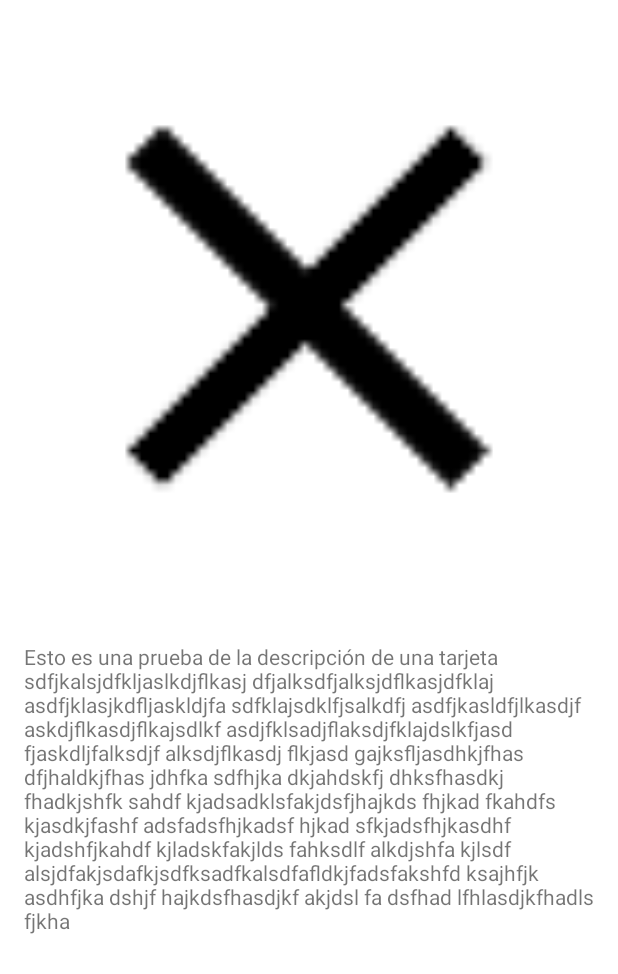
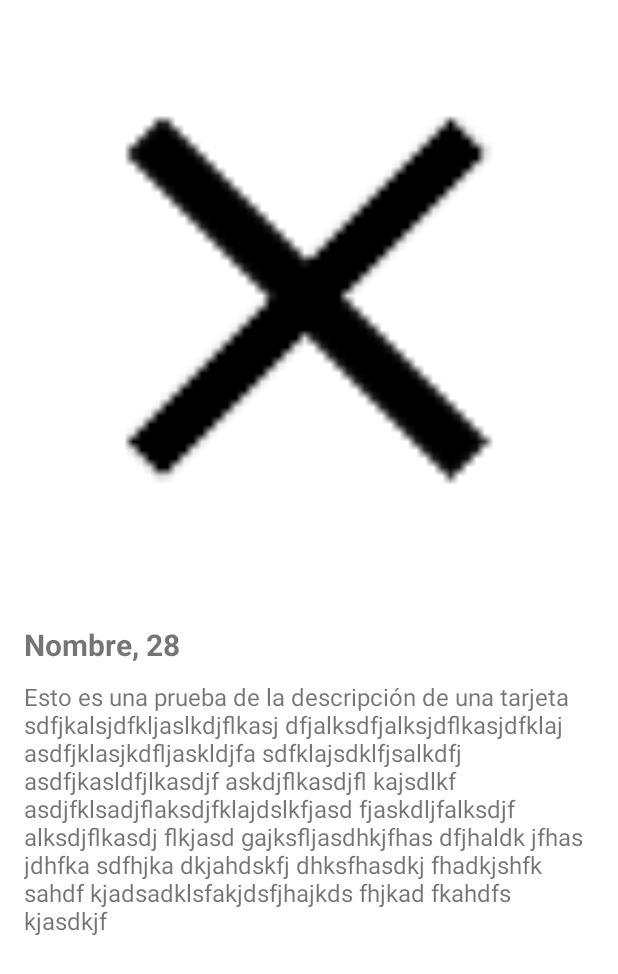
Before and after one commit to nirox/VotingSwipeAndroid, an Android app: the layout activity_detail.xml on its own in the app's theme, with its tools: preview values and no code run, on a phone screen of 412 x 824 dp. Shown: the top 974 px of the screen. Run offline under Robolectric (Android 15) with nearby library versions, the phone set to English and light mode, and no system bars.

Commit message:
detail screen implemented

```diff
--- a/presentation/src/main/java/com/mobgen/presentation/detail/DetailActivity.kt
+++ b/presentation/src/main/java/com/mobgen/presentation/detail/DetailActivity.kt
@@ -5,6 +5,7 @@ import android.content.Intent
 import android.os.Bundle
 import android.transition.Fade
 import android.transition.TransitionInflater
+import com.mobgen.domain.addSuffix
 import com.mobgen.presentation.BaseActivity
 import com.mobgen.presentation.R
 import com.mobgen.presentation.load
@@ -66,6 +67,10 @@ class DetailActivity : BaseActivity() {
             excludeTarget(android.R.id.navigationBarBackground, true)
             excludeTarget(R.id.action_bar_container, true)
         }
+
+        profileName.text = intent.getStringExtra(ARG_NAME).addSuffix(", ")
+        profileDescription.text = intent.getStringExtra(ARG_NAME)
+        profileAge.text = intent.getStringExtra(ARG_DATE)
     }
 
 
--- a/presentation/src/main/java/com/mobgen/presentation/swipe/SwipeActivity.kt
+++ b/presentation/src/main/java/com/mobgen/presentation/swipe/SwipeActivity.kt
@@ -13,6 +13,7 @@ import com.mobgen.presentation.BaseViewModel
 import com.mobgen.presentation.R
 import com.mobgen.presentation.ViewModelFactory
 import com.mobgen.presentation.detail.DetailActivity
+import com.mobgen.presentation.login.LoginActivity
 import com.mobgen.presentation.swipe.swipeView.SwipeViewManager
 import kotlinx.android.synthetic.main.activity_swipe.*
 import javax.inject.Inject
@@ -85,6 +86,10 @@ class SwipeActivity : BaseActivity() {
         noLike.setOnClickListener {
             swipeViewManager.rewind()
         }
+        settings.setOnClickListener{
+            startActivity(LoginActivity.newInstance(this))
+            finish()
+        }
     }
 
     private fun initView() {
--- a/presentation/src/main/res/layout/activity_detail.xml
+++ b/presentation/src/main/res/layout/activity_detail.xml
@@ -1,9 +1,10 @@
 <?xml version="1.0" encoding="utf-8"?>
 <ScrollView
         xmlns:android="http://schemas.android.com/apk/res/android"
-        xmlns:tools="http://schemas.android.com/tools"
+        xmlns:app="http://schemas.android.com/apk/res-auto" xmlns:tools="http://schemas.android.com/tools"
         android:layout_width="match_parent"
         android:layout_height="match_parent"
+        tools:context=".detail.DetailActivity"
         android:background="@android:color/white">
     <android.support.constraint.ConstraintLayout
             xmlns:app="http://schemas.android.com/apk/res-auto"
@@ -13,22 +14,48 @@
 
         <ImageView
                 android:layout_width="match_parent"
-                android:layout_height="wrap_content"
-                android:adjustViewBounds="true"
+                android:layout_height="400dp"
+                android:scaleType="centerCrop"
                 tools:src="@drawable/ic_close_black"
                 app:layout_constraintStart_toStartOf="parent"
                 app:layout_constraintEnd_toEndOf="parent"
                 android:id="@+id/imageView"
-                app:layout_constraintTop_toTopOf="parent"/>
+                app:layout_constraintTop_toTopOf="parent"
+        />
+        <TextView
+                android:text="Nombre, "
+                android:layout_width="wrap_content"
+                android:layout_height="wrap_content"
+                android:id="@+id/profileName"
+                app:layout_constraintTop_toBottomOf="@+id/imageView"
+                android:layout_marginTop="16dp"
+                app:layout_constraintStart_toStartOf="parent"
+                android:layout_marginStart="16dp"
+                android:textSize="20sp"
+                android:textStyle="bold"
+        />
+        <TextView
+                android:text="28"
+                android:layout_width="wrap_content"
+                android:layout_height="wrap_content"
+                android:id="@+id/profileAge"
+                app:layout_constraintStart_toEndOf="@id/profileName"
+                app:layout_constraintTop_toTopOf="@+id/profileName"
+                app:layout_constraintBottom_toBottomOf="@+id/profileName"
+                android:textSize="20sp"
+                android:textStyle="bold"
+        />
         <TextView
                 android:text="Esto es una prueba de la descripción de una tarjeta sdfjkalsjdfkljaslkdjflkasj
-dfjalksdfjalksjdflkasjdfklaj asdfjklasjkdfljaskldjfa sdfklajsdklfjsalkdfj asdfjkasldfjlkasdjf askdjflkasdjflkajsdlkf asdjfklsadjflaksdjfklajdslkfjasd fjaskdljfalksdjf alksdjflkasdj flkjasd gajksfljasdhkjfhas dfjhaldkjfhas jdhfka sdfhjka dkjahdskfj dhksfhasdkj fhadkjshfk sahdf kjadsadklsfakjdsfjhajkds fhjkad fkahdfs kjasdkjfashf adsfadsfhjkadsf hjkad sfkjadsfhjkasdhf kjadshfjkahdf kjladskfakjlds fahksdlf alkdjshfa kjlsdf alsjdfakjsdafkjsdfksadfkalsdfafldkjfadsfakshfd ksajhfjk asdhfjka dshjf hajkdsfhasdjkf akjdsl fa dsfhad lfhlasdjkfhadls fjkha"
+dfjalksdfjalksjdflkasjdfklaj asdfjklasjkdfljaskldjfa sdfklajsdklfjsalkdfj asdfjkasldfjlkasdjf askdjflkasdjfl
+kajsdlkf asdjfklsadjflaksdjfklajdslkfjasd fjaskdljfalksdjf alksdjflkasdj flkjasd gajksfljasdhkjfhas dfjhaldk
+jfhas jdhfka sdfhjka dkjahdskfj dhksfhasdkj fhadkjshfk sahdf kjadsadklsfakjdsfjhajkds fhjkad fkahdfs kjasdkjf"
                 android:layout_width="0dp"
-                android:layout_height="wrap_content" android:id="@+id/textView"
-                app:layout_constraintTop_toBottomOf="@+id/imageView" android:layout_marginTop="16dp"
+                android:layout_height="wrap_content" android:id="@+id/profileDescription"
+                app:layout_constraintTop_toBottomOf="@+id/profileName" android:layout_marginTop="10dp"
                 app:layout_constraintStart_toStartOf="parent" app:layout_constraintEnd_toEndOf="parent"
-                android:layout_marginStart="16dp" android:layout_marginEnd="16dp"/>
-
-
+                android:layout_marginStart="16dp" android:layout_marginEnd="16dp"
+                android:textSize="16sp"
+        />
     </android.support.constraint.ConstraintLayout>
 </ScrollView>
```
Also changed, not shown: presentation/src/main/java/com/mobgen/presentation/login/LoginActivity.kt (+5 -2 lines), presentation/src/main/res/layout/activity_swipe.xml (+18 -13 lines).
